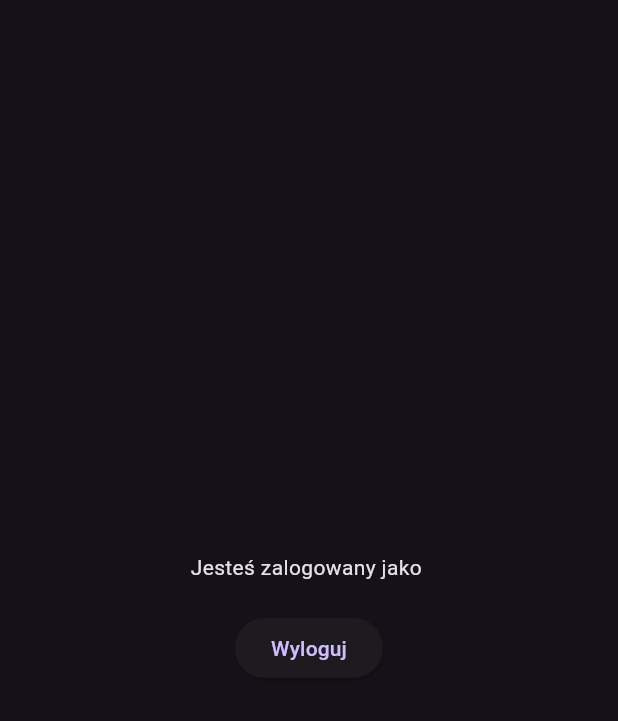
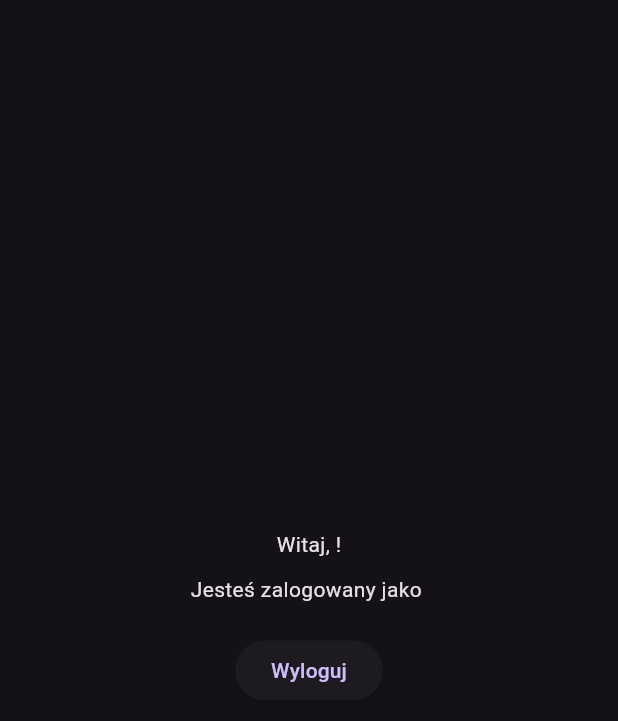
Before and after one commit to RobertSzmit/sports_club_flutter, a Flutter app: the MyAccountPageContent widget shown alone on an empty page, opened directly with empty values, on a phone screen of 412 x 824 dp. Shown: the top 721 px of the screen. Run offline on Flutter 3.47's test engine with Material 3 defaults, Android fonts, the light colour scheme and no system bars; our stand-ins replace bloc, cloud_firestore, firebase_auth, firebase_core, flutter_bloc; accounts and stored records are empty; network calls fail.

Commit message:
Add username functionality and display

```diff
--- a/lib/app/home/home_page.dart
+++ b/lib/app/home/home_page.dart
@@ -24,9 +24,6 @@ class _HomePageState extends State<HomePage> {
   @override
   Widget build(BuildContext context) {
     return Scaffold(
-      // appBar: AppBar(
-      // title: const Center(child: Text('LKS Żuławy Nowy Dwór Gd.')),
-      // ),
       body: Builder(builder: (context) {
         if (currentIndex == 0) {
           return const NewsPageContent();
--- a/lib/app/my_account/my_account_page_content.dart
+++ b/lib/app/my_account/my_account_page_content.dart
@@ -1,6 +1,8 @@
 import 'package:flutter/material.dart';
 import 'package:flutter_bloc/flutter_bloc.dart';
-import 'package:sports_club_flutter/app/main/cubit/root_cubit.dart';
+import 'package:firebase_auth/firebase_auth.dart';
+import 'package:cloud_firestore/cloud_firestore.dart';
+import 'package:sports_club_flutter/app/my_app/cubit/root_cubit.dart';
 
 class MyAccountPageContent extends StatelessWidget {
   const MyAccountPageContent({
@@ -16,11 +18,26 @@ class MyAccountPageContent extends StatelessWidget {
       child: Column(
         mainAxisAlignment: MainAxisAlignment.center,
         children: [
-          Text('Jesteś zalogowany jako $email'),
+          FutureBuilder<String?>(
+            future: _getUsernameFromFirestore(),
+            builder: (context, snapshot) {
+              if (snapshot.connectionState == ConnectionState.waiting) {
+                return const CircularProgressIndicator();
+              }
+              final username = snapshot.data ?? 'Nieznany użytkownik';
+              return Column(
+                children: [
+                  Text('Witaj, $username!'),
+                  const SizedBox(height: 10),
+                  Text('Jesteś zalogowany jako $email'),
+                ],
+              );
+            },
+          ),
           const SizedBox(height: 20),
           ElevatedButton(
             onPressed: () {
-              context.read<RootCubit>().signOut(); // to służy do wylogowywania
+              context.read<RootCubit>().signOut();
             },
             child: const Text('Wyloguj'),
           ),
@@ -28,4 +45,18 @@ class MyAccountPageContent extends StatelessWidget {
       ),
     );
   }
+
+  Future<String?> _getUsernameFromFirestore() async {
+    try {
+      final uid = FirebaseAuth.instance.currentUser?.uid;
+      if (uid != null) {
+        final doc =
+            await FirebaseFirestore.instance.collection('users').doc(uid).get();
+        return doc.data()?['username'] as String?;
+      }
+    } catch (e) {
+      print('Błąd podczas pobierania nazwy użytkownika z Firestore: $e');
+    }
+    return null;
+  }
 }
--- a/lib/app/main/app.dart
+++ b/lib/app/my_app/app.dart
@@ -2,7 +2,7 @@ import 'package:flutter/material.dart';
 import 'package:flutter_bloc/flutter_bloc.dart';
 import 'package:sports_club_flutter/app/home/home_page.dart';
 import 'package:sports_club_flutter/app/login/login_page.dart';
-import 'package:sports_club_flutter/app/main/cubit/root_cubit.dart';
+import 'package:sports_club_flutter/app/my_app/cubit/root_cubit.dart';
 
 class MyApp extends StatelessWidget {
   const MyApp({super.key});
--- a/lib/app/news/cubit/news_cubit.dart
+++ b/lib/app/news/cubit/news_cubit.dart
@@ -41,7 +41,7 @@ class NewsCubit extends Cubit<NewsState> {
       ..onError((error) {
         emit(
           NewsState(
-            documents: [],
+            documents: const [],
             isLoading: false,
             errorMessage: error.toString(),
           ),
--- a/lib/main.dart
+++ b/lib/main.dart
@@ -1,9 +1,7 @@
 import 'package:flutter/material.dart';
 import 'package:firebase_core/firebase_core.dart';
-import 'package:sports_club_flutter/app/main/app.dart';
+import 'package:sports_club_flutter/app/my_app/app.dart';
 import 'package:sports_club_flutter/firebase_options.dart';
-
-
 void main() async {
   WidgetsFlutterBinding.ensureInitialized();
   await Firebase.initializeApp(
```
Also changed, not shown: lib/app/chat/chat_page_content.dart (+17 -3 lines), lib/app/chat/cubit/chat_cubit.dart (+16 -6 lines), lib/app/login/login_page.dart (+39 -37 lines), lib/app/my_app/cubit/root_cubit.dart (renamed from lib/app/main/cubit/root_cubit.dart, +6 -3 lines), lib/app/my_app/cubit/root_state.dart (renamed from lib/app/main/cubit/root_state.dart).
